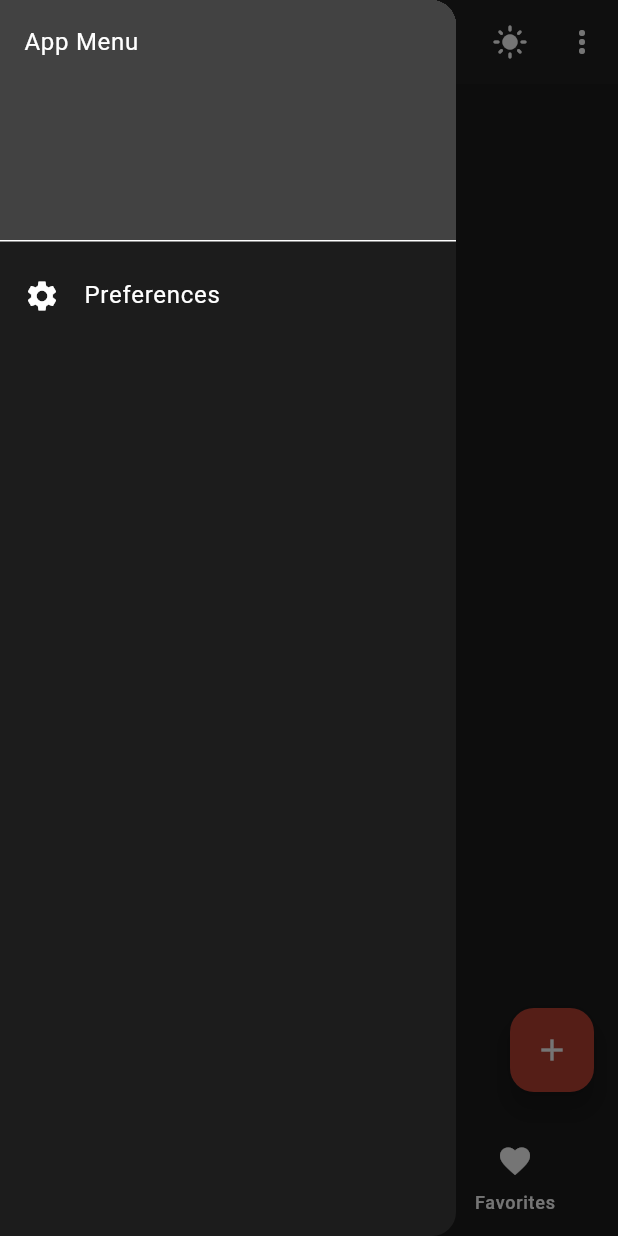
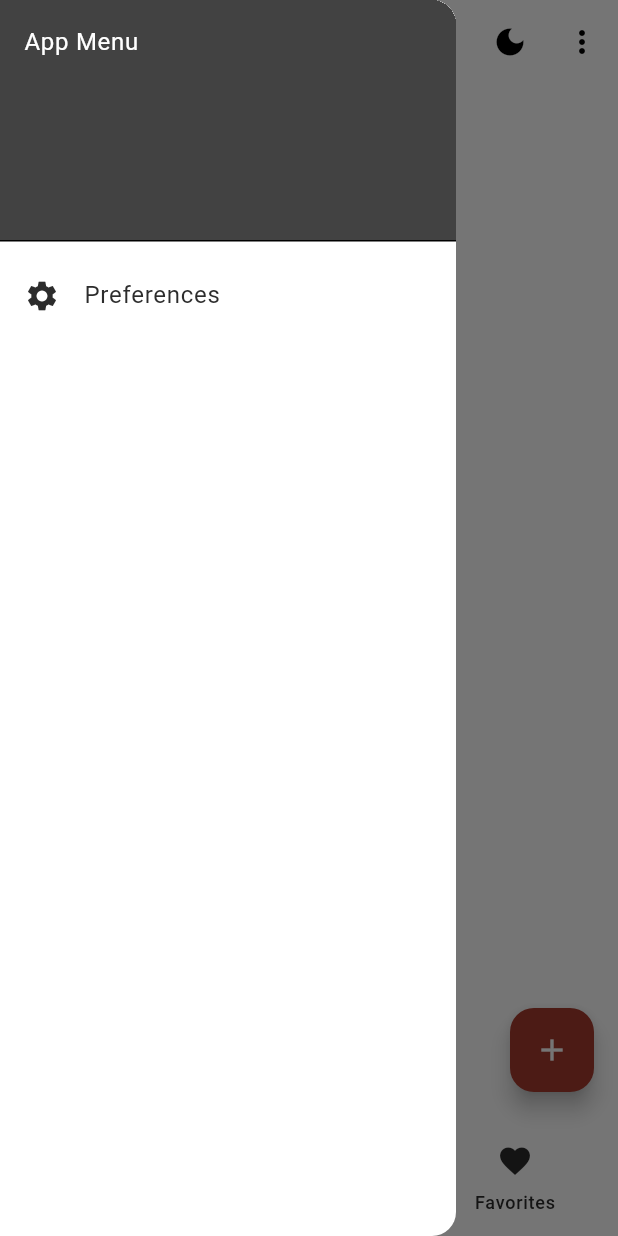
Before and after one commit to JohnBuchmann/flutter_hiit_addict, a Flutter app: the screen it shows after launch, with the side drawer open, on a phone screen of 412 x 824 dp. Run offline on Flutter 3.47's test engine with Material 3 defaults, Android fonts, the phone set to English and light mode, and no system bars; our stand-ins replace firebase_core, flutter_riverpod; accounts and stored records are empty.

Commit message:
riverpod boilerplate

```diff
--- a/lib/main.dart
+++ b/lib/main.dart
@@ -1,36 +1,24 @@
 import 'package:flutter/material.dart';
+import 'package:flutter_riverpod/flutter_riverpod.dart';
 import 'screens/home_screen.dart';
 import 'app_theme.dart';
-import 'services/theme_service.dart';
+import 'providers/theme_provider.dart';
 
 void main() {
-  runApp(const MyApp());
+  runApp(const ProviderScope(child: MyApp()));
 }
 
-class MyApp extends StatefulWidget {
+class MyApp extends ConsumerWidget {
   const MyApp({super.key});
 
   @override
-  State<MyApp> createState() => _MyAppState();
-}
+  Widget build(BuildContext context, WidgetRef ref) {
+    final isDarkMode = ref.watch(themeProvider);
 
-class _MyAppState extends State<MyApp> {
-  final _themeService = ThemeService();
-
-  @override
-  Widget build(BuildContext context) {
-    return ThemeInheritor(
-      themeService: _themeService,
-      child: ValueListenableBuilder<bool>(
-        valueListenable: _themeService.isDarkMode,
-        builder: (context, isDarkMode, child) {
-          return MaterialApp(
-            title: 'HIIT Addict',
-            theme: isDarkMode ? AppTheme.darkTheme : AppTheme.lightTheme,
-            home: const HomeScreen(),
-          );
-        },
-      ),
+    return MaterialApp(
+      title: 'HIIT Addict',
+      theme: isDarkMode ? AppTheme.darkTheme : AppTheme.lightTheme,
+      home: const HomeScreen(),
     );
   }
 }
--- /dev/null
+++ b/lib/providers/theme_provider.dart
@@ -0,0 +1,13 @@
+import 'package:flutter_riverpod/flutter_riverpod.dart';
+
+final themeProvider = StateNotifierProvider<ThemeNotifier, bool>((ref) {
+  return ThemeNotifier();
+});
+
+class ThemeNotifier extends StateNotifier<bool> {
+  ThemeNotifier() : super(false); // false = light mode, true = dark mode
+
+  void toggleTheme() {
+    state = !state;
+  }
+}
--- a/lib/screens/home_screen.dart
+++ b/lib/screens/home_screen.dart
@@ -1,18 +1,19 @@
 import 'package:flutter/material.dart';
-import 'package:hiit_addict/services/theme_service.dart';
+import 'package:flutter_riverpod/flutter_riverpod.dart';
 import '../widgets/app_drawer.dart';
 import 'preferences_screen.dart';
+import '../providers/theme_provider.dart';
 
-class HomeScreen extends StatefulWidget {
+class HomeScreen extends ConsumerStatefulWidget {
   const HomeScreen({super.key});
 
   @override
-  State<HomeScreen> createState() => _HomeScreenState();
+  ConsumerState<HomeScreen> createState() => _HomeScreenState();
 }
 
-class _HomeScreenState extends State<HomeScreen> {
+class _HomeScreenState extends ConsumerState<HomeScreen> {
   final List<Widget> _screens = const [
-    Center(child: Text('Timers...')),
+    Center(child: Text('Timers')),
     Center(child: Text('Videos')),
     Center(child: Text('Favorites')),
   ];
@@ -40,17 +41,15 @@ class _HomeScreenState extends State<HomeScreen> {
 
   @override
   Widget build(BuildContext context) {
-    final themeService = ThemeInheritor.of(context);
+    final isDarkMode = ref.watch(themeProvider);
 
     return Scaffold(
       appBar: AppBar(
         title: const Text('HIIT Addict'),
         actions: [
           IconButton(
-            icon: Icon(themeService.isDarkMode.value
-                ? Icons.light_mode
-                : Icons.dark_mode),
-            onPressed: themeService.toggleTheme,
+            icon: Icon(isDarkMode ? Icons.light_mode : Icons.dark_mode),
+            onPressed: () => ref.read(themeProvider.notifier).toggleTheme(),
           ),
           PopupMenuButton<String>(
             onSelected: (value) {
--- a/lib/screens/videos_screen.dart
+++ b/lib/screens/tab_screens/videos_screen.dart
@@ -6,7 +6,7 @@ class VideosScreen extends StatelessWidget {
   @override
   Widget build(BuildContext context) {
     return const Center(
-      child: Text('Videos Screen....'),
+      child: Text('Videos Screen..!!!..'),
     );
   }
 }
--- a/lib/services/theme_service.dart
+++ b/lib/services/theme_service.dart
@@ -1,30 +1 @@
-import 'package:flutter/material.dart';
-
-class ThemeService {
-  final ValueNotifier<bool> isDarkMode = ValueNotifier(true);
-
-  void toggleTheme() {
-    isDarkMode.value = !isDarkMode.value;
-  }
-}
-
-class ThemeInheritor extends InheritedWidget {
-  final ThemeService themeService;
-
-  const ThemeInheritor({
-    super.key,
-    required this.themeService,
-    required super.child,
-  });
-
-  static ThemeService of(BuildContext context) {
-    return context
-        .dependOnInheritedWidgetOfExactType<ThemeInheritor>()!
-        .themeService;
-  }
-
-  @override
-  bool updateShouldNotify(ThemeInheritor oldWidget) {
-    return themeService != oldWidget.themeService;
-  }
-}
+// This file can be deleted
--- a/pubspec.yaml
+++ b/pubspec.yaml
@@ -31,6 +31,7 @@ dependencies:
   flutter:
     sdk: flutter
   firebase_core: ^2.24.2
+  flutter_riverpod: ^2.6.1
 
   # The following adds the Cupertino Icons font to your application.
   # Use with the CupertinoIcons class for iOS style icons.
```
Also changed, not shown: lib/screens/tab_screens/timers_screen.dart (added, +30 -0 lines), lib/screens/timers_screen.dart (deleted, +0 -31 lines), lib/screens/tab_screens/favorites_screen.dart (renamed from lib/screens/favorites_screen.dart), pubspec.lock.
